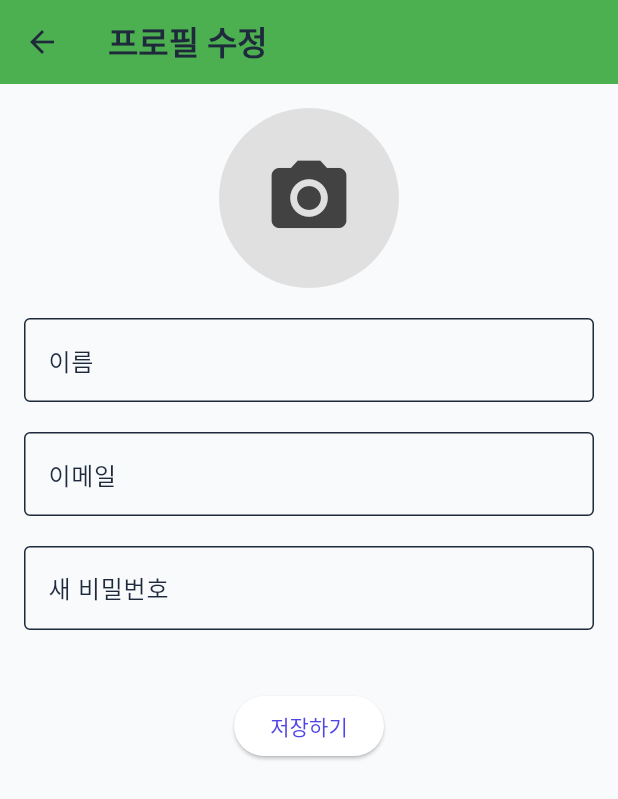
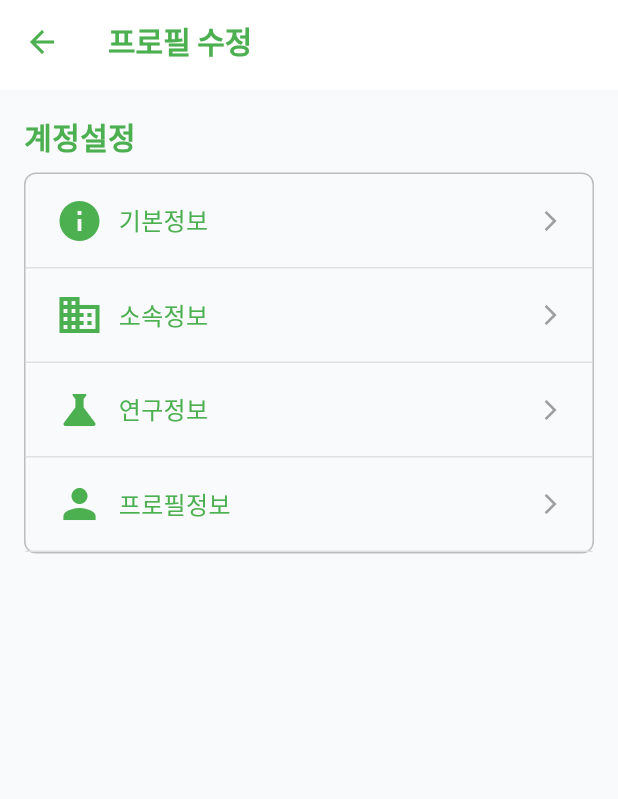
Before and after one commit to minhjih/dailyexp, a Flutter app: the ProfileEditPage screen opened directly, on a phone screen of 412 x 824 dp. Shown: the top 799 px of the screen. Run offline on Flutter 3.47's test engine with Material 3 defaults, Android fonts, the phone set to English and light mode, and no system bars; our stand-ins replace dio, flutter_dotenv, flutter_signin_button, flutter_svg, google_fonts, motion_tab_bar_v2 and 2 more; accounts and stored records are empty.

Commit message:
프로필 수정페이지 update 0.0.1

```diff
--- a/frontend/lib/screens/profile/profile_edit.dart
+++ b/frontend/lib/screens/profile/profile_edit.dart
@@ -1,7 +1,9 @@
 import 'package:flutter/material.dart';
 import 'package:google_fonts/google_fonts.dart';
-import 'package:image_picker/image_picker.dart'; // 이미지 선택을 위해 image_picker 패키지 사용
-import 'dart:io'; // File 클래스 사용을 위해 필요
+import 'package:frontend/screens/profile/BasicInfoPage.dart';
+import 'package:frontend/screens/profile/AffiliationInfoPage.dart';
+import 'package:frontend/screens/profile/ResearchInfoPage.dart';
+import 'package:frontend/screens/profile/ProfileInfoPage.dart';
 
 class ProfileEditPage extends StatefulWidget {
   const ProfileEditPage({Key? key}) : super(key: key);
@@ -11,124 +13,131 @@ class ProfileEditPage extends StatefulWidget {
 }
 
 class _ProfileEditPageState extends State<ProfileEditPage> {
-  final _formKey = GlobalKey<FormState>();
-  String? name = '';
-  String? email = '';
-  String? password = '';
-  XFile? _image; // 선택된 이미지 파일
-
-  final ImagePicker _picker = ImagePicker();
-
-  Future<void> _pickImage() async {
-    final XFile? pickedFile = await _picker.pickImage(source: ImageSource.gallery);
-    if (pickedFile != null) {
-      setState(() {
-        _image = pickedFile;
-      });
-    }
-  }
-
   @override
   Widget build(BuildContext context) {
     return Scaffold(
-      appBar: AppBar(
-        title: Text('프로필 수정', style: GoogleFonts.poppins()),
-        backgroundColor: Colors.green,
+      appBar: PreferredSize(
+        preferredSize: Size.fromHeight(60.0),  // 상단바 높이 조정
+        child: AppBar(
+          backgroundColor: Colors.white,
+          elevation: 0,
+          leading: IconButton(
+            icon: Icon(Icons.arrow_back, color: Colors.green),
+            onPressed: () {
+              Navigator.pop(context); // 뒤로가기 버튼
+            },
           ),
-      body: SingleChildScrollView(
-        padding: const EdgeInsets.all(16.0),
-        child: Form(
-          key: _formKey,
-          child: Column(
-            crossAxisAlignment: CrossAxisAlignment.center,
-            children: <Widget>[
-              GestureDetector(
-                onTap: _pickImage, // 이미지 변경을 위해 탭 핸들러 추가
-                child: CircleAvatar(
-                  radius: 60,
-                  backgroundColor: Colors.grey.shade300,
-                  backgroundImage: _image != null ? FileImage(File(_image!.path)) : null,
-                  child: _image == null ? Icon(Icons.camera_alt, size: 60, color: Colors.grey.shade800) : null,
+          title: Row(
+            mainAxisAlignment: MainAxisAlignment.center, // 중앙 정렬
+            children: [
+              //Expanded(child: Container()), // 왼쪽 빈 공간
+              Text(
+                '프로필 수정',
+                style: GoogleFonts.poppins(
+                  fontSize: 20,
+                  fontWeight: FontWeight.bold,
+                  color: Colors.green,
                 ),
               ),
-              SizedBox(height: 20),
-              TextFormField(
-                decoration: InputDecoration(
-                  labelText: '이름',
-                  border: OutlineInputBorder(),
+              Expanded(child: Container()), // 오른쪽 빈 공간
+            ],
           ),
-                validator: (value) {
-                  if (value == null || value.isEmpty) {
-                    return '이름을 입력해주세요.';
-                  }
-                  return null;
-                },
-                onSaved: (value) => name = value,
         ),
-              SizedBox(height: 20),
-              TextFormField(
-                decoration: InputDecoration(
-                  labelText: '이메일',
-                  border: OutlineInputBorder(),
       ),
-                validator: (value) {
-                  if (value == null || !value.contains('@')) {
-                    return '유효한 이메일 주소를 입력해주세요.';
-                  }
-                  return null;
-                },
-                onSaved: (value) => email = value,
+      body: Padding(
+        padding: const EdgeInsets.all(16.0),
+        child: Column(
+          crossAxisAlignment: CrossAxisAlignment.start,
+          children: <Widget>[
+            // "계정설정" 텍스트
+            Text(
+              '계정설정',
+              style: GoogleFonts.poppins(
+                fontSize: 20,
+                fontWeight: FontWeight.bold,
+                color: Colors.green,
               ),
-              SizedBox(height: 20),
-              TextFormField(
-                decoration: InputDecoration(
-                  labelText: '새 비밀번호',
-                  border: OutlineInputBorder(),
             ),
-                obscureText: true,
-                validator: (value) {
-                  if (value == null || value.length < 6) {
-                    return '비밀번호는 최소 6자 이상이어야 합니다.';
-                  }
-                  return null;
-                },
-                onSaved: (value) => password = value,
+            SizedBox(height: 10), // 텍스트와 버튼 사이에 간격 추가
+
+            // 버튼들을 묶는 테두리
+            Container(
+              decoration: BoxDecoration(
+                border: Border.all(color: Colors.grey.shade400),
+                borderRadius: BorderRadius.circular(8.0),
               ),
-              SizedBox(height: 40),
-              ElevatedButton(
-                onPressed: _submit,
-                child: Text('저장하기', style: GoogleFonts.poppins()),
+              child: Column(
+                children: <Widget>[
+                  _buildSectionButton(context, '기본정보', Icons.info, _navigateToBasicInfo),
+                  _buildSectionButton(context, '소속정보', Icons.business, _navigateToAffiliationInfo),
+                  _buildSectionButton(context, '연구정보', Icons.science, _navigateToResearchInfo),
+                  _buildSectionButton(context, '프로필정보', Icons.person, _navigateToProfileInfo),
+                ],
+              ),
             ),
           ],
         ),
       ),
+    );
+  }
+
+  // 섹션 버튼을 만드는 함수
+  Widget _buildSectionButton(BuildContext context, String title, IconData icon, VoidCallback onTap) {
+    return GestureDetector(
+      onTap: onTap,
+      child: Container(
+        padding: EdgeInsets.symmetric(vertical: 15.0, horizontal: 20.0),
+        decoration: BoxDecoration(
+          border: Border(
+            bottom: BorderSide(color: Colors.grey.shade300),
+          ),
+        ),
+        child: Row(
+          mainAxisAlignment: MainAxisAlignment.spaceBetween,
+          children: [
+            Row(
+              children: [
+                Icon(icon, size: 32, color: Colors.green), // 아이콘 추가
+                SizedBox(width: 10),
+                Text(
+                  title,
+                  style: GoogleFonts.poppins(fontSize: 16, color: Colors.green),
+                ),
+              ],
+            ),
+            Icon(Icons.arrow_forward_ios, size: 16, color: Colors.grey),
+          ],
+        ),
       ),
     );
   }
-  void _submit() {
-    final form = _formKey.currentState;
-    if (form != null && form.validate()) {
-      form.save();
-      // 여기에 프로필 정보를 업데이트하는 로직을 추가합니다. 예: 서버 API 호출
 
-      // 데이터 업데이트 후 다이얼로그 표시
-      showDialog(
-        context: context,
-        builder: (context) =>
-            AlertDialog(
-              title: Text('저장 완료'),
-              content: Text('변경사항이 저장되었습니다.'),
-              actions: <Widget>[
-                TextButton(
-                  onPressed: () {
-                    Navigator.of(context).pop(); // 다이얼로그 닫기
-                    Navigator.of(context).pop(); // 프로필 수정 페이지 닫고 이전 화면으로 돌아가기
-                  },
-                  child: Text('확인'),
-                ),
-              ],
-            ),
+  // 각각의 섹션에 대한 페이지로 이동하는 함수들
+  void _navigateToBasicInfo() {
+    Navigator.push(
+      context,
+      MaterialPageRoute(builder: (context) => BasicInfoPage()),
+    );
+  }
+
+  void _navigateToAffiliationInfo() {
+    Navigator.push(
+      context,
+      MaterialPageRoute(builder: (context) => AffiliationInfoPage()),
+    );
+  }
+
+  void _navigateToResearchInfo() {
+    Navigator.push(
+      context,
+      MaterialPageRoute(builder: (context) => ResearchInfoPage()),
+    );
+  }
+
+  void _navigateToProfileInfo() {
+    Navigator.push(
+      context,
+      MaterialPageRoute(builder: (context) => ProfileInfoPage()),
     );
   }
 }
-}
```
Also changed, not shown: frontend/lib/screens/profile/AffiliationInfoPage.dart (added, +112 -0 lines), frontend/lib/screens/profile/BasicInfoPage.dart (added, +171 -0 lines), frontend/lib/screens/profile/ProfileInfoPage.dart (added, +123 -0 lines), frontend/lib/screens/profile/ResearchInfoPage.dart (added, +112 -0 lines). Lines whose indentation alone changed are shown as unchanged.
